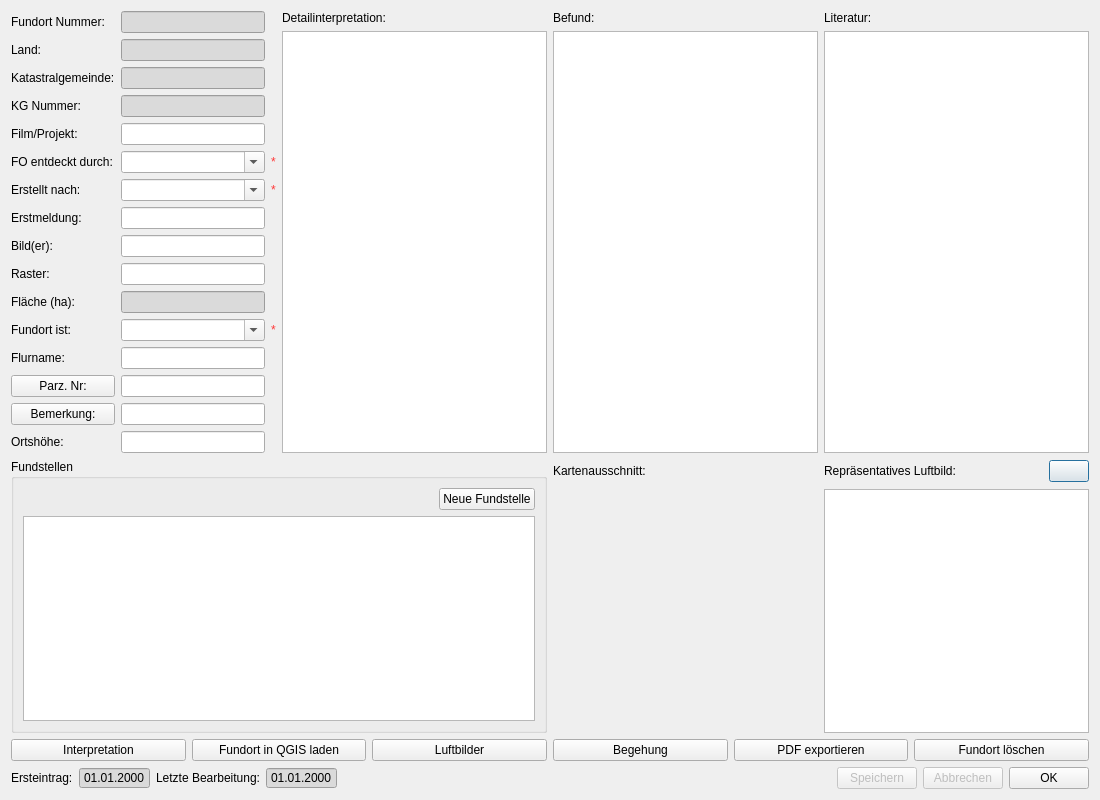
First picture: the form in APIS/forms/apis_site_form.ui, repository APIS-Luftbildarchiv/APIS, before the edit.
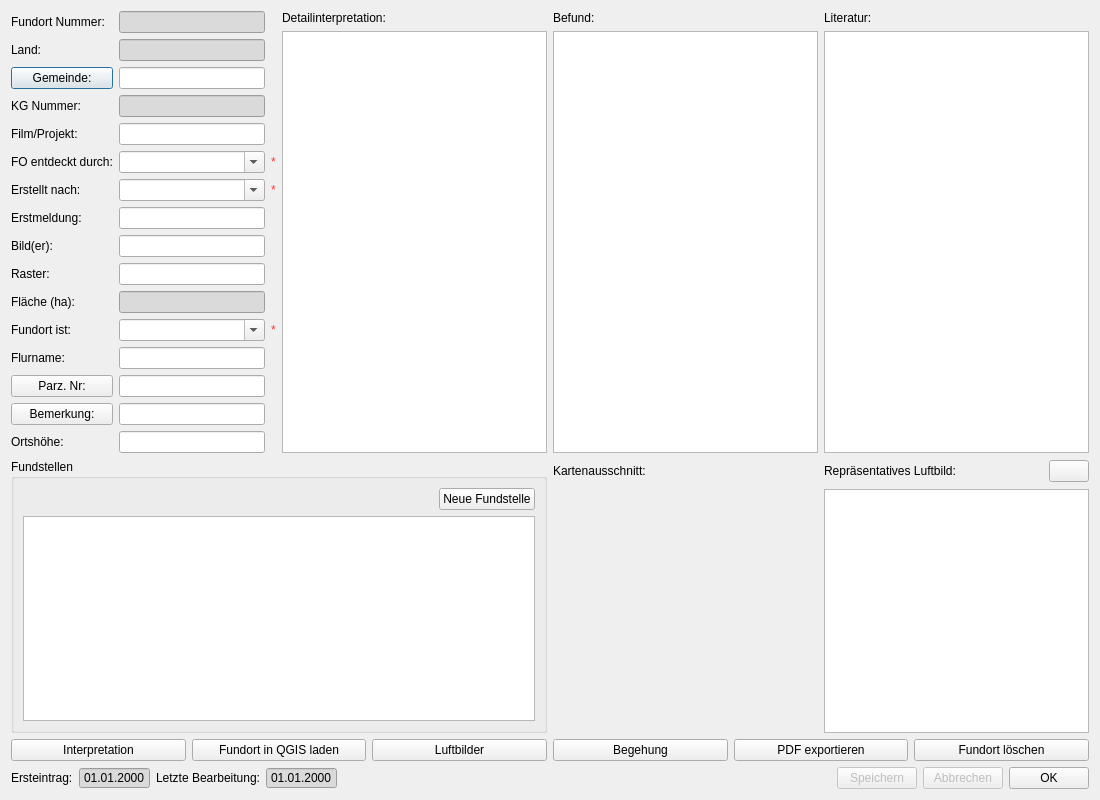
Second picture: the form after the edit. Icons and pictures are not drawn. Custom widgets are drawn as their Qt base class.

Commit message: - Fundort/Fundstellen Druck - Overpass API

What changed in the file:
```diff
--- a/APIS/forms/apis_site_form.ui
+++ b/APIS/forms/apis_site_form.ui
@@ -63,20 +63,13 @@
        </property>
       </widget>
      </item>
-     <item row="2" column="0">
-      <widget class="QLabel" name="label_3">
-       <property name="text">
-        <string>Katastralgemeinde:</string>
-       </property>
-      </widget>
-     </item>
      <item row="2" column="1">
       <widget class="QLineEdit" name="uiCadastralCommunityEdit">
        <property name="styleSheet">
-        <string notr="true">background-color: rgb(218, 218, 218);</string>
+        <string notr="true"/>
        </property>
        <property name="readOnly">
-        <bool>true</bool>
+        <bool>false</bool>
        </property>
       </widget>
      </item>
@@ -344,6 +337,23 @@
      <item row="15" column="1">
       <widget class="QLineEdit" name="uiElevationEdit"/>
      </item>
+     <item row="2" column="0">
+      <widget class="QPushButton" name="uiOverpassBtn">
+       <property name="text">
+        <string>Gemeinde:</string>
+       </property>
+       <property name="icon">
+        <iconset resource="resource.qrc">
+         <normaloff>:/plugins/APIS/icons/site.png</normaloff>:/plugins/APIS/icons/site.png</iconset>
+       </property>
+       <property name="iconSize">
+        <size>
+         <width>11</width>
+         <height>11</height>
+        </size>
+       </property>
+      </widget>
+     </item>
     </layout>
    </item>
    <item row="0" column="1">
```
The commit also changes 15 other files.
